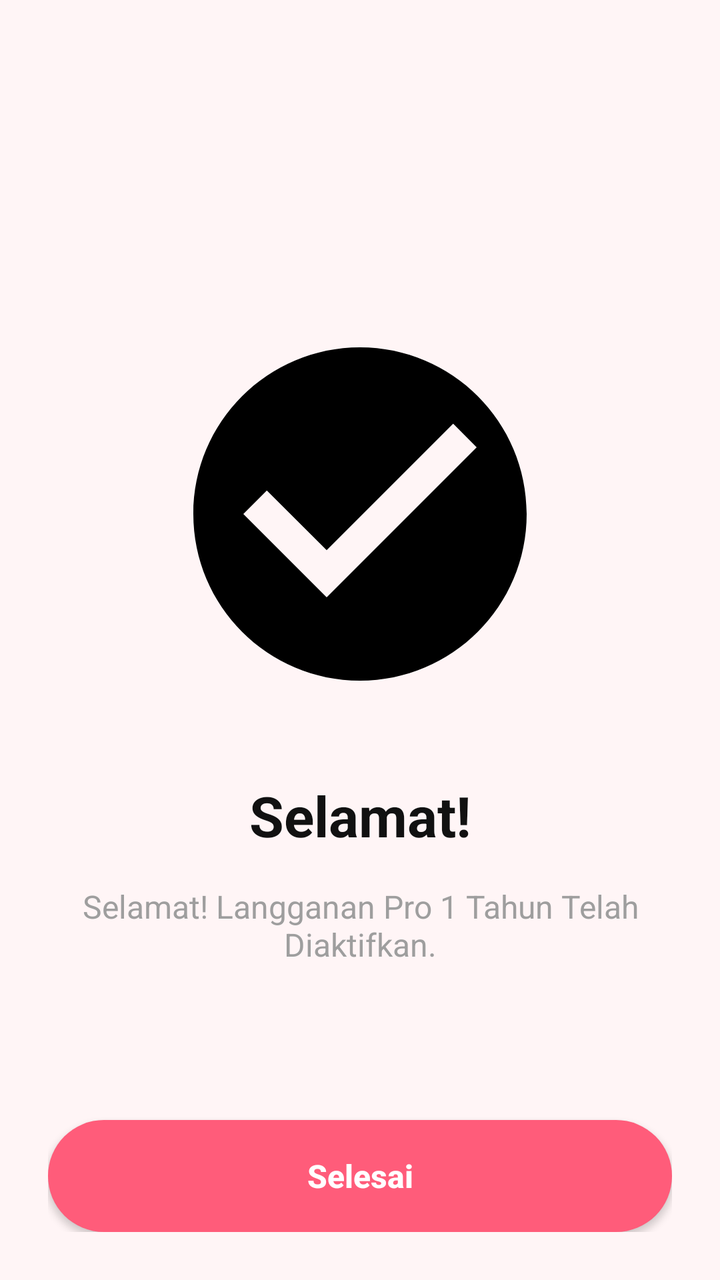
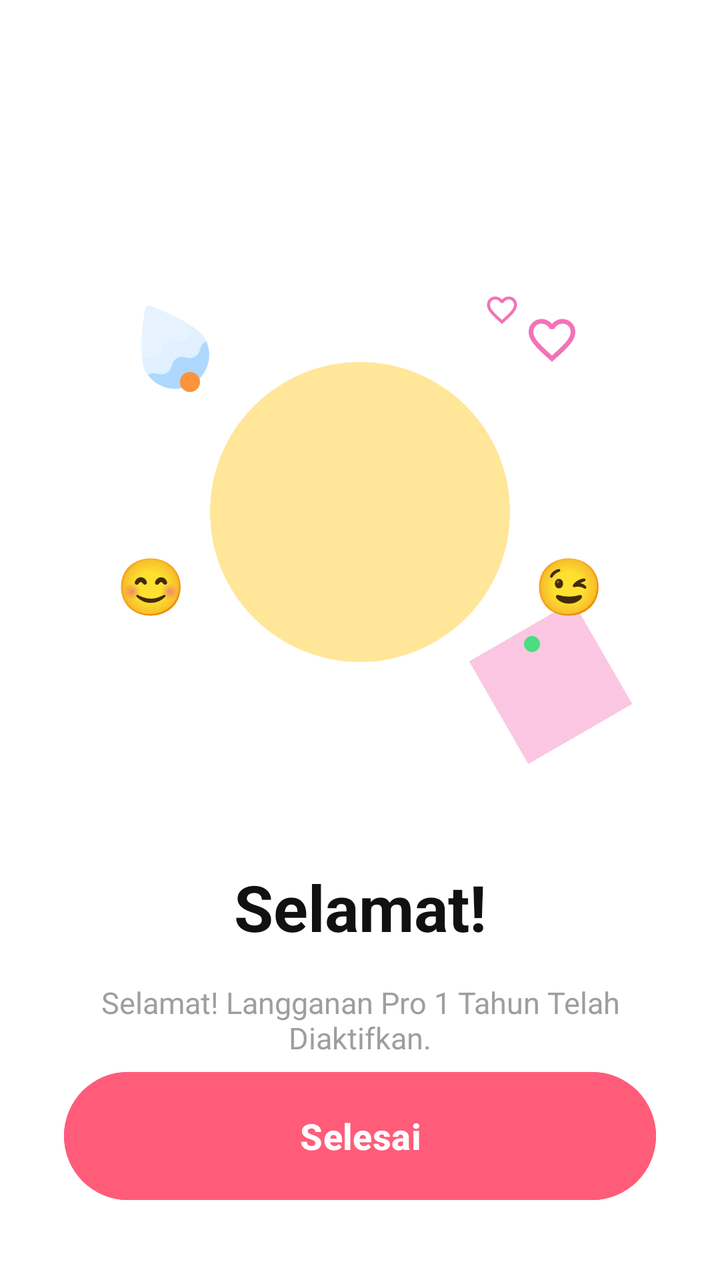

The first picture is an Android layout as it rendered before a commit; the second is the same layout after the commit. The layout source and the unified diff follow.
<!-- AndroidManifest.xml: application theme Theme.TrackerSiklusMenstruasi -->
<!-- res/layout/activity_payment_success.xml -->
<?xml version="1.0" encoding="utf-8"?>
<androidx.constraintlayout.widget.ConstraintLayout xmlns:android="http://schemas.android.com/apk/res/android"
    xmlns:app="http://schemas.android.com/apk/res-auto"
    android:layout_width="match_parent"
    android:layout_height="match_parent"
    android:background="@color/bg_light_pink"
    android:padding="24dp">

    <ImageView
        android:id="@+id/ivConfetti"
        android:layout_width="200dp"
        android:layout_height="200dp"
        android:src="@drawable/ic_success_circle"
        app:layout_constraintBottom_toTopOf="@id/tvSelamat"
        app:layout_constraintEnd_toEndOf="parent"
        app:layout_constraintStart_toStartOf="parent"
        app:layout_constraintTop_toTopOf="parent"
        app:layout_constraintVertical_chainStyle="packed" />

    <TextView
        android:id="@+id/tvSelamat"
        android:layout_width="wrap_content"
        android:layout_height="wrap_content"
        android:layout_marginTop="32dp"
        android:text="Selamat!"
        android:textColor="@color/black"
        android:textSize="28sp"
        android:textStyle="bold"
        app:layout_constraintBottom_toTopOf="@id/tvDesc"
        app:layout_constraintEnd_toEndOf="parent"
        app:layout_constraintStart_toStartOf="parent"
        app:layout_constraintTop_toBottomOf="@id/ivConfetti" />

    <TextView
        android:id="@+id/tvDesc"
        android:layout_width="wrap_content"
        android:layout_height="wrap_content"
        android:layout_marginTop="16dp"
        android:gravity="center"
        android:text="Selamat! Langganan Pro 1 Tahun Telah Diaktifkan."
        android:textColor="@color/gray"
        android:textSize="16sp"
        app:layout_constraintBottom_toBottomOf="parent"
        app:layout_constraintEnd_toEndOf="parent"
        app:layout_constraintStart_toStartOf="parent"
        app:layout_constraintTop_toBottomOf="@id/tvSelamat" />

    <android.widget.Button
        android:id="@+id/btnDone"
        android:layout_width="match_parent"
        android:layout_height="56dp"
        android:background="@drawable/bg_button_pink"
        android:text="Selesai"
        android:textAllCaps="false"
        android:textColor="@color/white"
        android:textSize="16sp"
        android:textStyle="bold"
        app:layout_constraintBottom_toBottomOf="parent" />

</androidx.constraintlayout.widget.ConstraintLayout>
<!-- resources referenced by this layout -->
<resources>
  <color name="bg_light_pink">#FFF5F6</color>
  <color name="black">#111111</color>
  <color name="gray">#9E9E9E</color>
  <color name="white">#FFFFFF</color>
  <!-- drawable bg_button_pink (drawable) -->
  <?xml version="1.0" encoding="utf-8"?>
  <ripple xmlns:android="http://schemas.android.com/apk/res/android"
      android:color="#40FFFFFF">
      <item>
          <shape android:shape="rectangle">
              <solid android:color="@color/pink_main" />
              <corners android:radius="30dp" />
          </shape>
      </item>
  </ripple>
  <!-- drawable ic_success_circle (drawable) -->
  <vector xmlns:android="http://schemas.android.com/apk/res/android"
      android:width="24dp"
      android:height="24dp"
      android:viewportWidth="24"
      android:viewportHeight="24">
      <path
          android:fillColor="#000000"
          android:pathData="M12,2C6.48,2 2,6.48 2,12C2,17.52 6.48,22 12,22C17.52,22 22,17.52 22,12C22,6.48 17.52,2 12,2M10,17L5,12L6.41,10.59L10,14.17L17.59,6.58L19,8L10,17Z" />
  </vector>
  <style name="Theme.TrackerSiklusMenstruasi" parent="Base.Theme.TrackerSiklusMenstruasi">
          
          <item name="android:editTextColor">@color/pink_main</item>
          <item name="android:textColorPrimary">@color/pink_main</item>
      </style>
  <color name="pink_main">#FF5C7A</color>
  <style name="Base.Theme.TrackerSiklusMenstruasi" parent="Theme.Material3.DayNight.NoActionBar">
          
          <item name="colorPrimary">@color/pink_main</item>
          <item name="colorControlNormal">@color/pink_main</item>
      </style>
</resources>

<!-- the commit's change to res/layout/activity_payment_success.xml (unified diff, before → after) -->
@@ -3,58 +3,165 @@
     xmlns:app="http://schemas.android.com/apk/res-auto"
     android:layout_width="match_parent"
     android:layout_height="match_parent"
-    android:background="@color/bg_light_pink"
-    android:padding="24dp">
+    android:background="@color/white">
 
-    <ImageView
-        android:id="@+id/ivConfetti"
-        android:layout_width="200dp"
-        android:layout_height="200dp"
-        android:src="@drawable/ic_success_circle"
-        app:layout_constraintBottom_toTopOf="@id/tvSelamat"
+    
+    <androidx.constraintlayout.widget.ConstraintLayout
+        android:id="@+id/celebrationContainer"
+        android:layout_width="320dp"
+        android:layout_height="320dp"
+        app:layout_constraintBottom_toBottomOf="parent"
         app:layout_constraintEnd_toEndOf="parent"
         app:layout_constraintStart_toStartOf="parent"
         app:layout_constraintTop_toTopOf="parent"
-        app:layout_constraintVertical_chainStyle="packed" />
+        app:layout_constraintVertical_bias="0.3">
+
+        
+        <View
+            android:id="@+id/yellowCircle"
+            android:layout_width="150dp"
+            android:layout_height="150dp"
+            android:background="@drawable/bg_circle_pink"
+            android:backgroundTint="#FFE699"
+            app:layout_constraintBottom_toBottomOf="parent"
+            app:layout_constraintEnd_toEndOf="parent"
+            app:layout_constraintStart_toStartOf="parent"
+            app:layout_constraintTop_toTopOf="parent" />
+
+        
+
+        
+        <ImageView
+            android:layout_width="60dp"
+            android:layout_height="60dp"
+            android:src="@drawable/ic_drop_layered"
+            android:alpha="0.4"
+            android:rotation="-30"
+            app:layout_constraintBottom_toTopOf="@id/yellowCircle"
+            app:layout_constraintEnd_toStartOf="@id/yellowCircle"
+            android:layout_marginBottom="-20dp"
+            android:layout_marginEnd="-10dp" />
+
+        
+        <ImageView
+            android:layout_width="60dp"
+            android:layout_height="60dp"
+            android:src="@drawable/ic_drop_layered"
+            android:alpha="0.4"
+            app:tint="#F472B6"
+            android:rotation="150"
+            app:layout_constraintTop_toBottomOf="@id/yellowCircle"
+            app:layout_constraintStart_toEndOf="@id/yellowCircle"
+            android:layout_marginTop="-20dp"
+            android:layout_marginStart="-10dp" />
+
+        
+        <ImageView
+            android:layout_width="28dp"
+            android:layout_height="28dp"
+            android:src="@drawable/ic_heart"
+            app:tint="#F472B6"
+            app:layout_constraintTop_toTopOf="parent"
+            app:layout_constraintEnd_toEndOf="parent"
+            android:layout_marginTop="60dp"
+            android:layout_marginEnd="50dp" />
+
+        <ImageView
+            android:layout_width="18dp"
+            android:layout_height="18dp"
+            android:src="@drawable/ic_heart"
+            app:tint="#F472B6"
+            app:layout_constraintTop_toTopOf="parent"
+            app:layout_constraintEnd_toEndOf="parent"
+            android:layout_marginTop="50dp"
+            android:layout_marginEnd="80dp" />
+
+        
+        <TextView
+            android:layout_width="wrap_content"
+            android:layout_height="wrap_content"
+            android:text="😊"
+            android:textSize="28sp"
+            app:layout_constraintBottom_toBottomOf="@id/yellowCircle"
+            app:layout_constraintEnd_toStartOf="@id/yellowCircle"
+            android:layout_marginEnd="12dp"
+            android:layout_marginBottom="20dp" />
+
+        <TextView
+            android:layout_width="wrap_content"
+            android:layout_height="wrap_content"
+            android:text="😉"
+            android:textSize="28sp"
+            app:layout_constraintBottom_toBottomOf="@id/yellowCircle"
+            app:layout_constraintStart_toEndOf="@id/yellowCircle"
+            android:layout_marginStart="12dp"
+            android:layout_marginBottom="20dp" />
+
+        
+        <View
+            android:layout_width="10dp"
+            android:layout_height="10dp"
+            android:background="@drawable/bg_circle_pink"
+            android:backgroundTint="#FB923C"
+            app:layout_constraintTop_toTopOf="parent"
+            app:layout_constraintStart_toStartOf="parent"
+            android:layout_marginTop="90dp"
+            android:layout_marginStart="70dp" />
+
+        <View
+            android:layout_width="8dp"
+            android:layout_height="8dp"
+            android:background="@drawable/bg_circle_pink"
+            android:backgroundTint="#4ADE80"
+            app:layout_constraintBottom_toBottomOf="parent"
+            app:layout_constraintEnd_toEndOf="parent"
+            android:layout_marginBottom="90dp"
+            android:layout_marginEnd="70dp" />
+
+    </androidx.constraintlayout.widget.ConstraintLayout>
 
     <TextView
         android:id="@+id/tvSelamat"
         android:layout_width="wrap_content"
         android:layout_height="wrap_content"
-        android:layout_marginTop="32dp"
+        android:layout_marginTop="16dp"
         android:text="Selamat!"
         android:textColor="@color/black"
-        android:textSize="28sp"
+        android:textSize="32sp"
         android:textStyle="bold"
-        app:layout_constraintBottom_toTopOf="@id/tvDesc"
         app:layout_constraintEnd_toEndOf="parent"
         app:layout_constraintStart_toStartOf="parent"
-        app:layout_constraintTop_toBottomOf="@id/ivConfetti" />
+        app:layout_constraintTop_toBottomOf="@id/celebrationContainer" />
 
     <TextView
         android:id="@+id/tvDesc"
-        android:layout_width="wrap_content"
+        android:layout_width="0dp"
         android:layout_height="wrap_content"
+        android:layout_marginHorizontal="48dp"
         android:layout_marginTop="16dp"
         android:gravity="center"
         android:text="Selamat! Langganan Pro 1 Tahun Telah Diaktifkan."
         android:textColor="@color/gray"
-        android:textSize="16sp"
-        app:layout_constraintBottom_toBottomOf="parent"
+        android:textSize="15sp"
         app:layout_constraintEnd_toEndOf="parent"
         app:layout_constraintStart_toStartOf="parent"
         app:layout_constraintTop_toBottomOf="@id/tvSelamat" />
 
-    <android.widget.Button
+    <com.google.android.material.button.MaterialButton
         android:id="@+id/btnDone"
         android:layout_width="match_parent"
-        android:layout_height="56dp"
-        android:background="@drawable/bg_button_pink"
+        android:layout_height="64dp"
+        android:layout_marginHorizontal="32dp"
+        android:layout_marginBottom="40dp"
+        android:backgroundTint="@color/pink_main"
+        android:insetTop="0dp"
+        android:insetBottom="0dp"
         android:text="Selesai"
         android:textAllCaps="false"
         android:textColor="@color/white"
-        android:textSize="16sp"
+        android:textSize="18sp"
         android:textStyle="bold"
+        app:cornerRadius="32dp"
         app:layout_constraintBottom_toBottomOf="parent" />
 
 </androidx.constraintlayout.widget.ConstraintLayout>
<!-- resource entries referenced after the edit -->
@@ -1,21 +1,16 @@
 <!-- resources referenced by this layout -->
 <resources>
-  <color name="bg_light_pink">#FFF5F6</color>
   <color name="black">#111111</color>
   <color name="gray">#9E9E9E</color>
   <color name="white">#FFFFFF</color>
-  <!-- drawable bg_button_pink (drawable) -->
+  <!-- drawable bg_circle_pink (drawable) -->
   <?xml version="1.0" encoding="utf-8"?>
-  <ripple xmlns:android="http://schemas.android.com/apk/res/android"
-      android:color="#40FFFFFF">
-      <item>
-          <shape android:shape="rectangle">
-              <solid android:color="@color/pink_main" />
-              <corners android:radius="30dp" />
-          </shape>
-      </item>
-  </ripple>
-  <!-- drawable ic_success_circle (drawable) -->
+  <shape xmlns:android="http://schemas.android.com/apk/res/android"
+      android:shape="oval">
+      <solid android:color="@color/pink_main" />
+  </shape>
+  <!-- drawable ic_drop_layered: png bitmap (drawable, 4475 bytes) -->
+  <!-- drawable ic_heart (drawable) -->
   <vector xmlns:android="http://schemas.android.com/apk/res/android"
       android:width="24dp"
       android:height="24dp"
@@ -23,12 +18,16 @@
       android:viewportHeight="24">
       <path
           android:fillColor="#000000"
-          android:pathData="M12,2C6.48,2 2,6.48 2,12C2,17.52 6.48,22 12,22C17.52,22 22,17.52 22,12C22,6.48 17.52,2 12,2M10,17L5,12L6.41,10.59L10,14.17L17.59,6.58L19,8L10,17Z" />
+          android:pathData="M12.1,18.55L12,18.65L11.89,18.55C7.14,14.24 4,11.39 4,8.5C4,6.5 5.5,5 7.5,5C9.04,5 10.54,6 11.07,7.36H12.93C13.46,6 14.96,5 16.5,5C18.5,5 20,6.5 20,8.5C20,11.39 16.86,14.24 12.1,18.55M16.5,3C14.76,3 13.09,3.81 12,5.08C10.91,3.81 9.24,3 7.5,3C4.42,3 2,5.41 2,8.5C2,12.27 5.4,15.36 10.55,20.03L12,21.35L13.45,20.03C18.6,15.36 22,12.27 22,8.5C22,5.41 19.58,3 16.5,3Z" />
   </vector>
   <style name="Theme.TrackerSiklusMenstruasi" parent="Base.Theme.TrackerSiklusMenstruasi">
           
           <item name="android:editTextColor">@color/pink_main</item>
           <item name="android:textColorPrimary">@color/pink_main</item>
+          <item name="android:navigationBarColor">@android:color/transparent</item>
+          <item name="android:windowTranslucentNavigation">true</item>
+          <item name="android:statusBarColor">@android:color/transparent</item>
+          <item name="android:windowLightStatusBar">true</item>
       </style>
   <color name="pink_main">#FF5C7A</color>
   <style name="Base.Theme.TrackerSiklusMenstruasi" parent="Theme.Material3.DayNight.NoActionBar">
